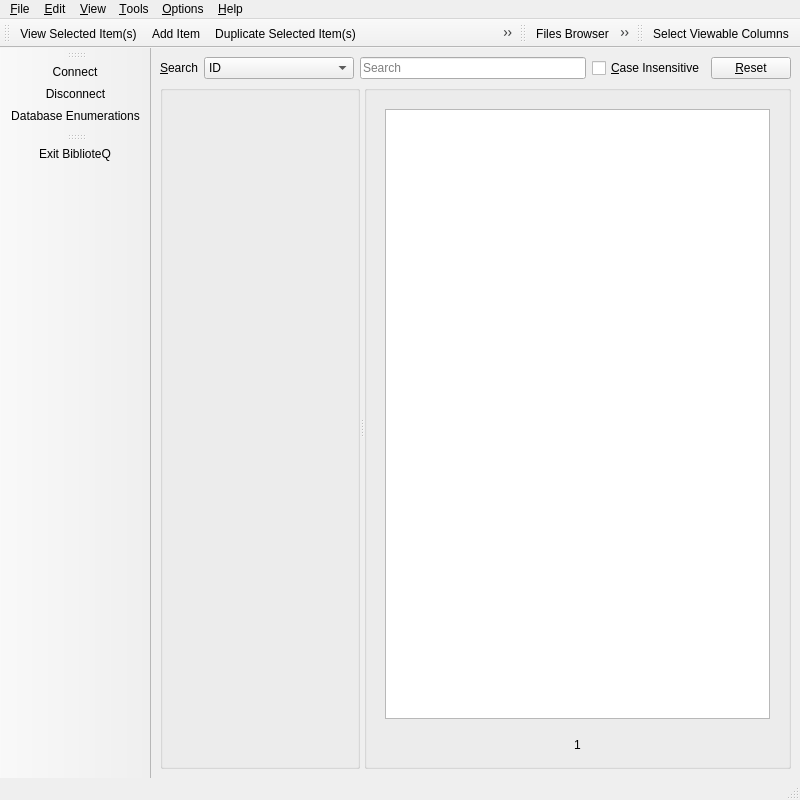
Before: the Qt Designer form UI/biblioteq_mainwindow.ui in FlorianKleemiss/biblioteq, drawn with Qt 5.
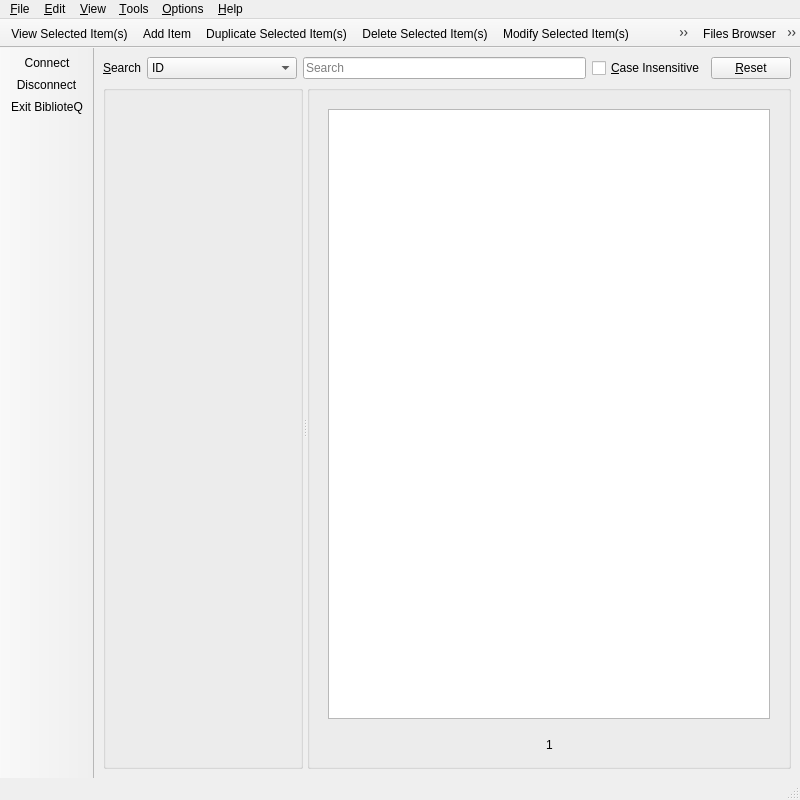
After: the same form once the commit is applied. Icons and pictures are not drawn. Custom widgets are drawn as their Qt base class.

Patch:
```diff
--- a/UI/biblioteq_mainwindow.ui
+++ b/UI/biblioteq_mainwindow.ui
@@ -585,6 +585,9 @@
    <property name="windowTitle">
     <string>Connect Toobar</string>
    </property>
+   <property name="movable">
+    <bool>false</bool>
+   </property>
    <property name="iconSize">
     <size>
      <width>32</width>
@@ -599,12 +602,15 @@
    </attribute>
    <addaction name="connectTool"/>
    <addaction name="disconnectTool"/>
-   <addaction name="actionDatabase_Enumerations"/>
+   <addaction name="exitTool"/>
   </widget>
   <widget class="QToolBar" name="toolBar_2">
    <property name="windowTitle">
     <string>Edit Toolbar</string>
    </property>
+   <property name="movable">
+    <bool>false</bool>
+   </property>
    <property name="iconSize">
     <size>
      <width>32</width>
@@ -628,6 +634,9 @@
    <property name="windowTitle">
     <string>Search Toolbar</string>
    </property>
+   <property name="movable">
+    <bool>false</bool>
+   </property>
    <property name="iconSize">
     <size>
      <width>32</width>
@@ -644,43 +653,8 @@
    <addaction name="searchTool"/>
    <addaction name="customQueryTool"/>
    <addaction name="refreshTool"/>
-  </widget>
-  <widget class="QToolBar" name="toolBar_5">
-   <property name="windowTitle">
-    <string>Configurations Toolbar</string>
-   </property>
-   <property name="iconSize">
-    <size>
-     <width>32</width>
-     <height>32</height>
-    </size>
-   </property>
-   <attribute name="toolBarArea">
-    <enum>TopToolBarArea</enum>
-   </attribute>
-   <attribute name="toolBarBreak">
-    <bool>false</bool>
-   </attribute>
    <addaction name="configTool"/>
   </widget>
-  <widget class="QToolBar" name="toolBar_6">
-   <property name="windowTitle">
-    <string>Exit Toolbar</string>
-   </property>
-   <property name="iconSize">
-    <size>
-     <width>32</width>
-     <height>32</height>
-    </size>
-   </property>
-   <attribute name="toolBarArea">
-    <enum>LeftToolBarArea</enum>
-   </attribute>
-   <attribute name="toolBarBreak">
-    <bool>false</bool>
-   </attribute>
-   <addaction name="exitTool"/>
-  </widget>
   <action name="actionAbout">
    <property name="icon">
     <iconset resource="../Icons/icons.qrc">
@@ -1011,26 +985,6 @@
     <string>Ctrl+N</string>
    </property>
   </action>
-  <action name="actionDatabase_Enumerations">
-   <property name="icon">
-    <iconset resource="../Icons/icons.qrc">
-     <normaloff>:/32x32/settings.png</normaloff>:/32x32/settings.png</iconset>
-   </property>
-   <property name="text">
-    <string>Database Enumerations</string>
-   </property>
-   <property name="toolTip">
-    <string>Database Enumerations</string>
-   </property>
-  </action>
-  <action name="actionPopulate_Database_Enumerations_Browser_on_Display">
-   <property name="checkable">
-    <bool>true</bool>
-   </property>
-   <property name="text">
-    <string>Populate Database En&amp;umerations Browser on Display</string>
-   </property>
-  </action>
   <action name="actionExport_Current_View">
    <property name="icon">
     <iconset resource="../Icons/icons.qrc">
```
Left out of the diff: 11 changed lines with no effect on the pictures.
